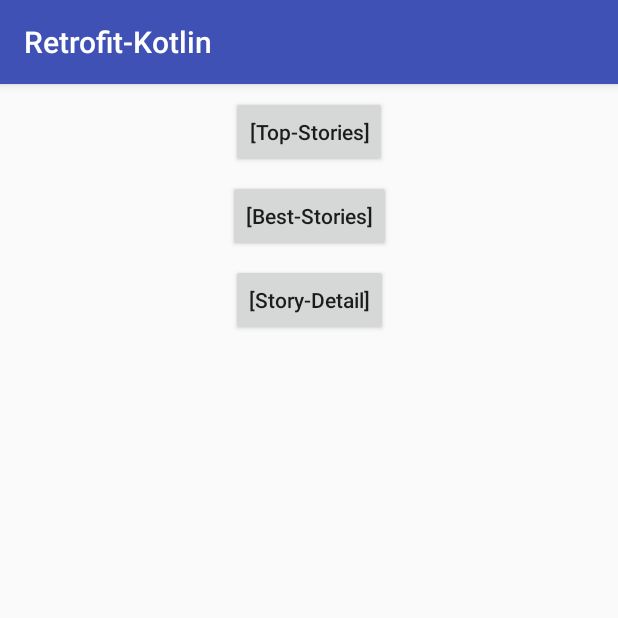
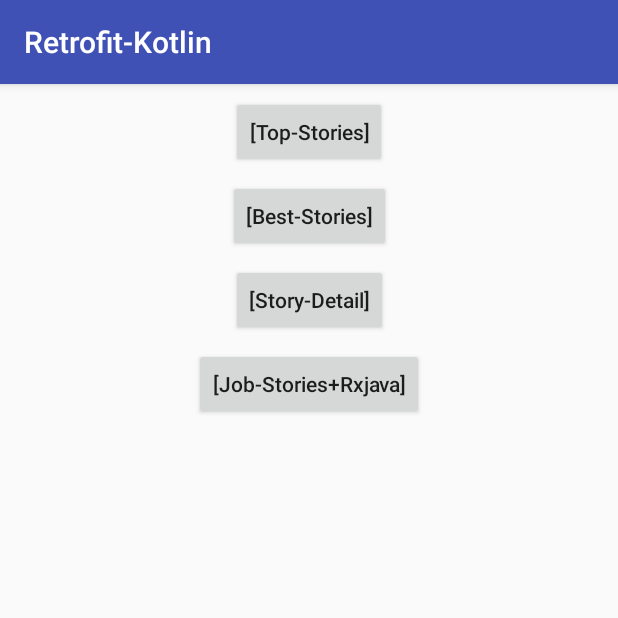
Before and after one commit to devWilly/HackerNews-practices, an Android app: the screen it shows after launch (MainActivity), on a phone screen of 412 x 824 dp, the top half of it. Run offline under Robolectric (Android 15) with nearby library versions, the phone set to English and light mode, and no system bars.

Commit message:
use rxjava to implementation job stories api

```diff
--- a/Retrofit-Kotlin/app/src/main/AndroidManifest.xml
+++ b/Retrofit-Kotlin/app/src/main/AndroidManifest.xml
@@ -23,6 +23,7 @@
         <activity android:name=".TopStoriesActivity" />
         <activity android:name=".BestStoriesActivity" />
         <activity android:name=".StoriesDetailActivity" />
+        <activity android:name=".JobStoriesActivity" />
 
     </application>
 
--- a/Retrofit-Kotlin/app/src/main/java/com/devwilly/retrofit_kotlin/MainActivity.kt
+++ b/Retrofit-Kotlin/app/src/main/java/com/devwilly/retrofit_kotlin/MainActivity.kt
@@ -18,6 +18,8 @@ class MainActivity : AppCompatActivity() {
 
         findViewById<Button>(R.id.story_detail_btn).setOnClickListener({ openActivityPage(StoriesDetailActivity::class.java) })
 
+        findViewById<Button>(R.id.job_stories_btn).setOnClickListener { openActivityPage(JobStoriesActivity::class.java) }
+
     }
 
     private fun openActivityPage(cls: Class<*>) {
--- a/Retrofit-Kotlin/app/src/main/java/com/devwilly/retrofit_kotlin/api/ApiService.kt
+++ b/Retrofit-Kotlin/app/src/main/java/com/devwilly/retrofit_kotlin/api/ApiService.kt
@@ -1,6 +1,7 @@
 package com.devwilly.retrofit_kotlin.api
 
 import com.devwilly.retrofit_kotlin.model.StoryDetailModel
+import io.reactivex.Observable
 import retrofit2.Call
 import retrofit2.http.GET
 import retrofit2.http.Path
@@ -22,4 +23,7 @@ interface ApiService {
 
     @GET("v0/item/{id}.json?print=pretty")
     fun getStoryDetail(@Path("id") id: Int): Call<StoryDetailModel>
+
+    @GET("v0/jobstories.json?print=pretty")
+    fun getJobStories(): Observable<List<Int>>
 }
--- a/Retrofit-Kotlin/app/src/main/res/layout/activity_main.xml
+++ b/Retrofit-Kotlin/app/src/main/res/layout/activity_main.xml
@@ -44,4 +44,17 @@
         app:layout_constraintEnd_toEndOf="parent"
         app:layout_constraintStart_toStartOf="parent"
         app:layout_constraintTop_toBottomOf="@+id/best_stories_btn" />
+
+    <Button
+        android:id="@+id/job_stories_btn"
+        android:layout_width="wrap_content"
+        android:layout_height="wrap_content"
+        android:layout_marginEnd="8dp"
+        android:layout_marginStart="8dp"
+        android:layout_marginTop="8dp"
+        android:text="@string/job_stories_rxjava"
+        android:textAllCaps="false"
+        app:layout_constraintEnd_toEndOf="parent"
+        app:layout_constraintStart_toStartOf="parent"
+        app:layout_constraintTop_toBottomOf="@+id/story_detail_btn" />
 </android.support.constraint.ConstraintLayout>
```
Also changed, not shown: Retrofit-Kotlin/app/src/main/java/com/devwilly/retrofit_kotlin/JobStoriesActivity.kt (added, +50 -0 lines), Retrofit-Kotlin/app/src/main/java/com/devwilly/retrofit_kotlin/api/ApiClient.kt (+12 -0 lines).
